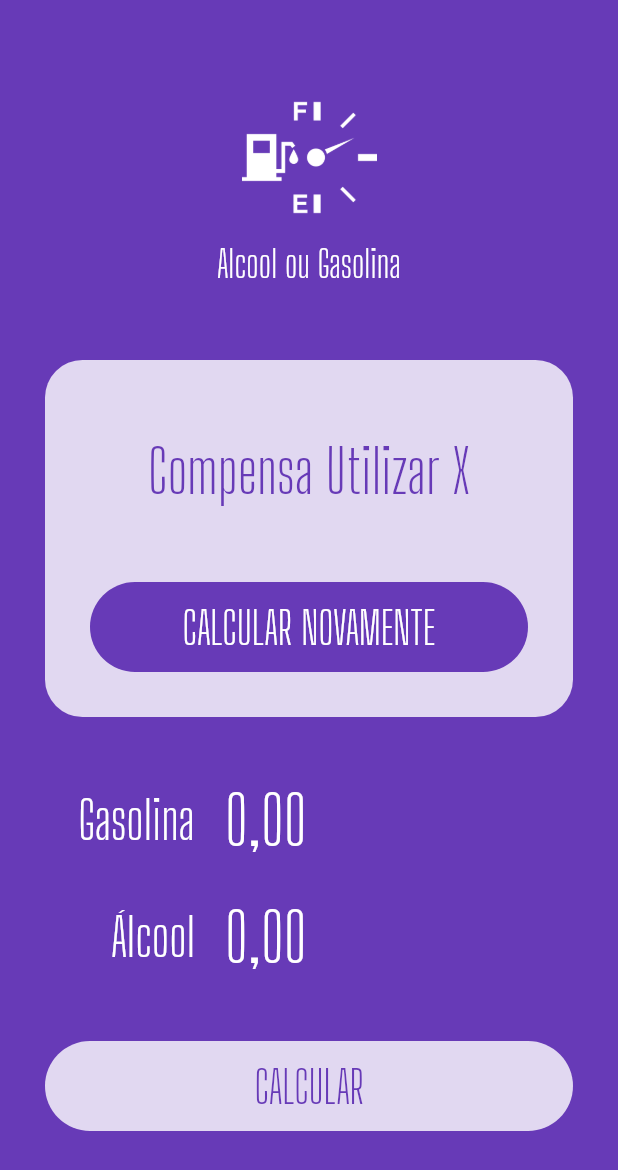
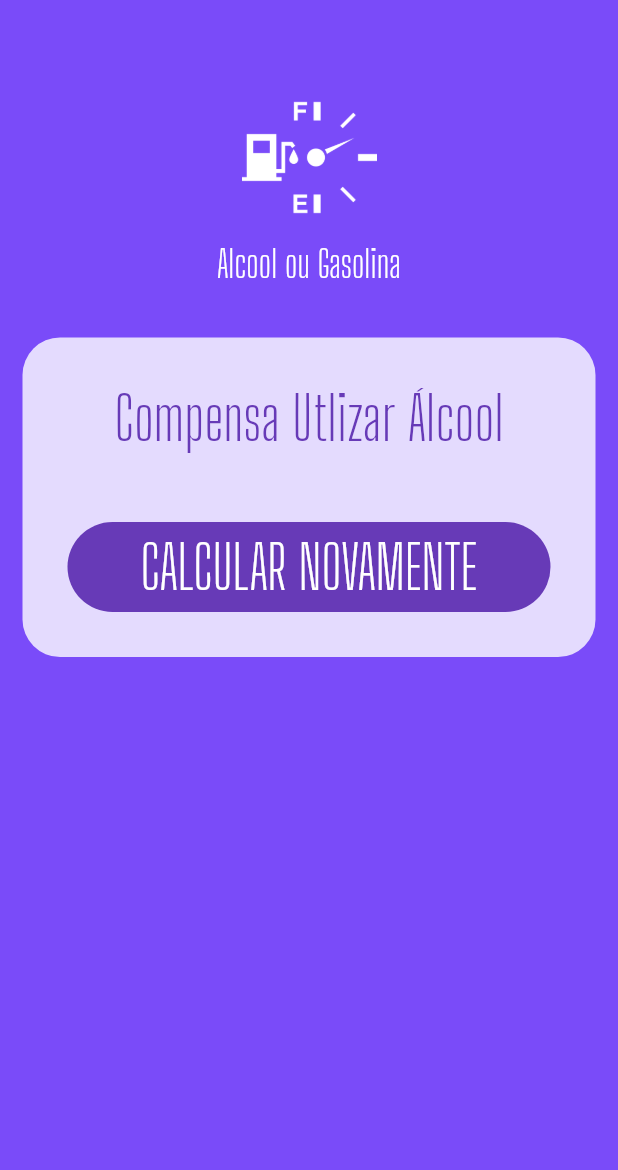
Before and after one commit to MarcLins/cursosDeFlutter-balta-AOG, a Flutter app: the screen it shows after launch, after a tap on "CALCULAR", on a phone screen of 412 x 824 dp. Shown: the top 1170 px of the screen. Run offline on Flutter 3.47's test engine with Material 2 defaults, Android fonts, the phone set to English and light mode, and no system bars; our stand-ins replace flutter_masked_text.

```diff
--- a/aog/lib/main.dart
+++ b/aog/lib/main.dart
@@ -1,8 +1,5 @@
-import 'package:aog/widgets/logo.widget.dart';
-import 'package:aog/widgets/submit-form.dart';
-import 'package:aog/widgets/success.widget.dart';
+import 'package:aog/pages/home.page.dart';
 import 'package:flutter/material.dart';
-import 'package:flutter_masked_text/flutter_masked_text.dart';
 
 void main() => runApp(MyApp());
 
@@ -17,30 +14,3 @@ class MyApp extends StatelessWidget {
     );
   }
 }
-
-class HomePage extends StatelessWidget {
-  var _gasCtrl = new MoneyMaskedTextController();
-  var _alcCtrl = new MoneyMaskedTextController();
-
-  @override
-  Widget build(BuildContext context) {
-    return Scaffold(
-      backgroundColor: Theme.of(context).primaryColor,
-      body: ListView(
-        children: <Widget>[
-          Logo(),
-          Success(
-            reset: () {},
-            result: "Compensa Utilizar X",
-          ),
-          SubmitForm(
-            alcCrtl: _alcCtrl,
-            gasCrtl: _gasCtrl,
-            busy: false,
-            submitFunc: () {},
-          ),
-        ],
-      ),
-    );
-  }
-}
--- /dev/null
+++ b/aog/lib/pages/home.page.dart
@@ -0,0 +1,83 @@
+import 'package:aog/widgets/logo.widget.dart';
+import 'package:aog/widgets/submit-form.dart';
+import 'package:aog/widgets/success.widget.dart';
+import 'package:flutter/material.dart';
+import 'package:flutter_masked_text/flutter_masked_text.dart';
+
+class HomePage extends StatefulWidget {
+  @override
+  _HomePageState createState() => _HomePageState();
+}
+
+class _HomePageState extends State<HomePage> {
+  Color _color = Colors.deepPurple;
+  var _gasCtrl = new MoneyMaskedTextController();
+  var _alcCtrl = new MoneyMaskedTextController();
+  var _busy = false;
+  var _completed = false;
+  var _resultText = "Compensa Utilizar Álcool ";
+
+  @override
+  Widget build(BuildContext context) {
+    return Scaffold(
+      backgroundColor: Theme.of(context).primaryColor,
+      body: AnimatedContainer(
+        duration: Duration(
+          milliseconds: 1200,
+        ),
+        color: _color,
+        child: ListView(
+          children: <Widget>[
+            Logo(),
+            _completed
+                ? Success(
+                    reset: reset,
+                    result: _resultText,
+                  )
+                : SubmitForm(
+                    alcCrtl: _alcCtrl,
+                    gasCrtl: _gasCtrl,
+                    busy: _busy,
+                    submitFunc: calculate,
+                  ),
+          ],
+        ),
+      ),
+    );
+  }
+
+  Future calculate() {
+    double alc =
+        double.parse(_alcCtrl.text.replaceAll(new RegExp(r'[,.]'), '')) / 100;
+    double gas =
+        double.parse(_gasCtrl.text.replaceAll(new RegExp(r'[,.]'), '')) / 100;
+    double res = alc / gas;
+
+    setState(() {
+      _color = Colors.deepPurpleAccent;
+      _busy = true;
+      _completed = false;
+    });
+    return Future.delayed(const Duration(seconds: 1), () {
+      setState(() {
+        if (res >= 0.7) {
+          _resultText = "Compensa Utilizar Gasolina";
+        } else {
+          _resultText = "Compensa Utlizar Álcool";
+        }
+        _busy = false;
+        _completed = true;
+      });
+    });
+  }
+
+  reset() {
+    setState(() {
+      _color = Colors.deepPurple;
+      _alcCtrl = new MoneyMaskedTextController();
+      _gasCtrl = new MoneyMaskedTextController();
+      _completed = false;
+      _busy = false;
+    });
+  }
+}
--- a/aog/lib/widgets/loading-button.widget.dart
+++ b/aog/lib/widgets/loading-button.widget.dart
@@ -28,17 +28,17 @@ class LoadingButton extends StatelessWidget {
             height: 60,
             width: double.infinity,
             decoration: BoxDecoration(
-              borderRadius: BorderRadius.circular(60),
               color: invert
                   ? Theme.of(context).primaryColor
                   : Colors.white.withOpacity(0.8),
+              borderRadius: BorderRadius.circular(60),
             ),
             child: FlatButton(
               child: Text(
                 text,
                 style: TextStyle(
                   color: invert ? Colors.white : Theme.of(context).primaryColor,
-                  fontSize: 30,
+                  fontSize: 40,
                   fontFamily: "Big Shoulders Display",
                 ),
               ),
--- a/aog/lib/widgets/submit-form.dart
+++ b/aog/lib/widgets/submit-form.dart
@@ -37,7 +37,7 @@ class SubmitForm extends StatelessWidget {
         LoadingButton(
           busy: false,
           invert: false,
-          func: () {},
+          func: submitFunc,
           text: "CALCULAR",
         ),
       ],
--- a/aog/lib/widgets/success.widget.dart
+++ b/aog/lib/widgets/success.widget.dart
@@ -13,7 +13,7 @@ class Success extends StatelessWidget {
   @override
   Widget build(BuildContext context) {
     return Container(
-      margin: EdgeInsets.all(30),
+      margin: EdgeInsets.all(15),
       decoration: BoxDecoration(
         color: Colors.white.withOpacity(0.8),
         borderRadius: BorderRadius.circular(25),
@@ -21,7 +21,7 @@ class Success extends StatelessWidget {
       child: Column(
         children: <Widget>[
           SizedBox(
-            height: 50,
+            height: 30,
           ),
           Text(
             result,
@@ -33,7 +33,7 @@ class Success extends StatelessWidget {
             textAlign: TextAlign.center,
           ),
           SizedBox(
-            height: 20,
+            height: 15,
           ),
           LoadingButton(
             busy: false,
```
Also changed, not shown: 5 other files.
